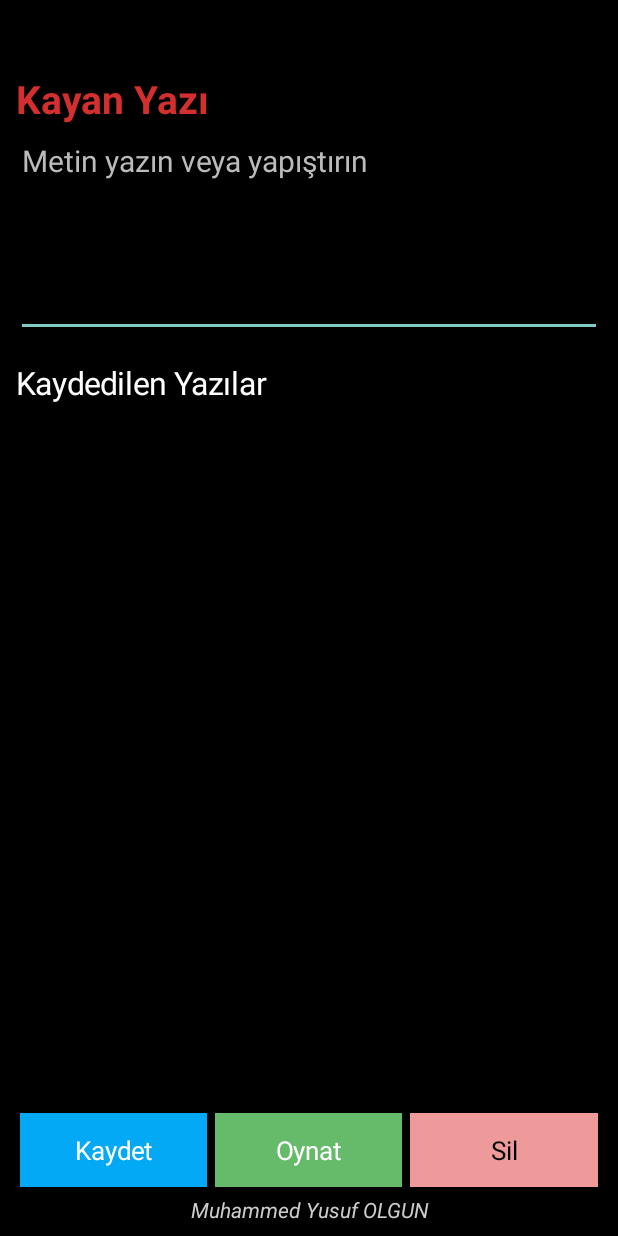
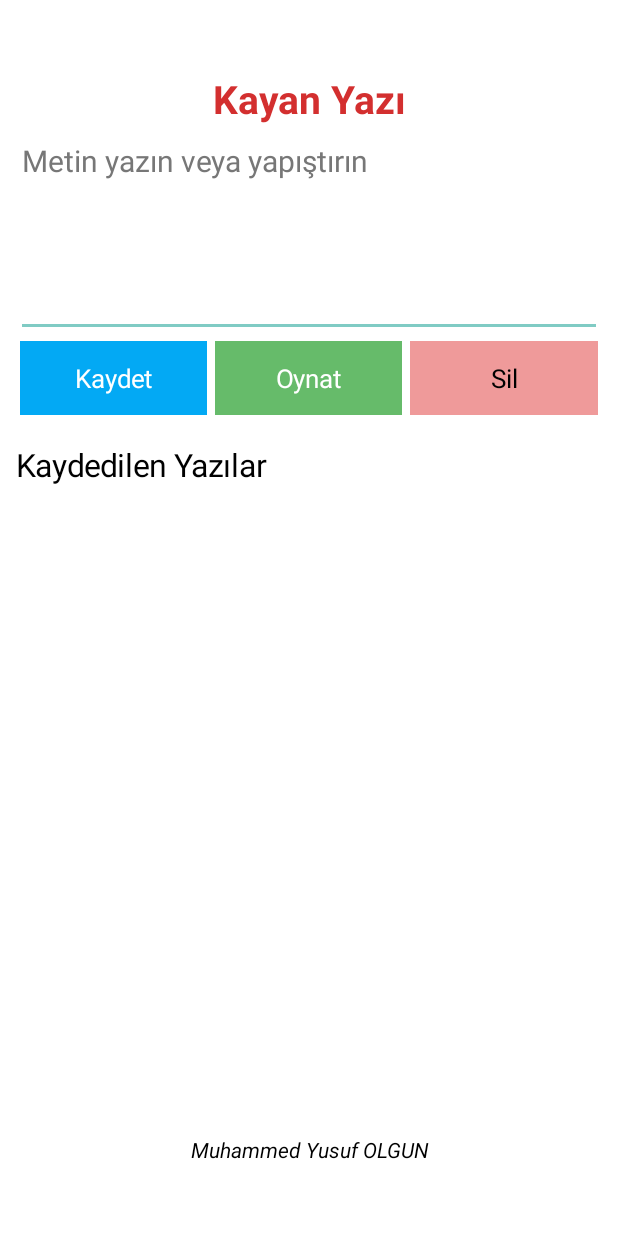
Before and after one commit to muhammedyusufolgun/yazi, an Android app: the screen it shows after launch (MainActivity), on a phone screen of 412 x 824 dp. Run offline under Robolectric (Android 15) with nearby library versions, the phone set to English and light mode, and no system bars.

Commit message:
Use white editor background, centered title, controls under text field and raised footer

```diff
--- a/app/src/main/java/com/olgun/yazi/MainActivity.java
+++ b/app/src/main/java/com/olgun/yazi/MainActivity.java
@@ -13,7 +13,7 @@ import org.json.*;
 import java.util.*;
 
 public class MainActivity extends Activity {
-  final int bg=Color.BLACK, red=Color.rgb(155,20,20);
+  final int bg=Color.WHITE, red=Color.rgb(155,20,20);
   EditText editor; LinearLayout root, items; android.content.SharedPreferences prefs;
   ArrayList<String> saved=new ArrayList<>(); int selected=-1; boolean playing=false;
   @Override public void onCreate(Bundle b){super.onCreate(b);prefs=getSharedPreferences("texts",0);load();showEditor("");}
@@ -29,25 +29,13 @@ public class MainActivity extends Activity {
     page.addView(scroll,new LinearLayout.LayoutParams(-1,0,1));
     root=new LinearLayout(this);root.setOrientation(1);root.setPadding(0,72,0,0);scroll.addView(root);
     TextView heading=new TextView(this);heading.setText("Kayan Yazı");heading.setTextSize(26);
-    heading.setTextColor(0xffd32f2f);heading.setTypeface(null,Typeface.BOLD);root.addView(heading);heading.setOnClickListener(v->{editor.setText("");selected=-1;});
-    editor=new EditText(this);editor.setTextColor(Color.WHITE);editor.setHintTextColor(0xffbbbbbb);
+    heading.setTextColor(0xffd32f2f);heading.setGravity(Gravity.CENTER);heading.setTypeface(null,Typeface.BOLD);root.addView(heading);heading.setOnClickListener(v->{editor.setText("");selected=-1;});
+    editor=new EditText(this);editor.setTextColor(Color.BLACK);editor.setHintTextColor(0xff777777);
     editor.setHint("Metin yazın veya yapıştırın");editor.setTextSize(20);editor.setGravity(Gravity.TOP);
     editor.setMinLines(5);editor.setInputType(android.text.InputType.TYPE_CLASS_TEXT |
       android.text.InputType.TYPE_TEXT_FLAG_MULTI_LINE);
     editor.setText(value);root.addView(editor,new LinearLayout.LayoutParams(-1,-2));
-    TextView title=new TextView(this);title.setText("Kaydedilen Yazılar");title.setTextSize(21);
-    title.setTextColor(Color.WHITE);title.setPadding(0,24,0,12);root.addView(title);
-    items=new LinearLayout(this);items.setOrientation(1);root.addView(items);
-    for(int i=0;i<saved.size();i++){
-      final int idx=i;TextView entry=new TextView(this);
-      entry.setText((i+1)+". "+saved.get(i).replace("\\n"," "));
-      entry.setTextColor(Color.WHITE);entry.setTextSize(17);entry.setPadding(14,16,14,16);
-      entry.setSingleLine(true);entry.setEllipsize(android.text.TextUtils.TruncateAt.END);
-      entry.setBackgroundColor(selected==i?0xff1976d2:0xff444444);
-      LinearLayout.LayoutParams lp=new LinearLayout.LayoutParams(-1,-2);lp.setMargins(0,2,0,2);
-      items.addView(entry,lp);entry.setOnClickListener(v->{selected=idx;showEditor(saved.get(idx));});
-    }
-    LinearLayout controls=new LinearLayout(this);page.addView(controls,new LinearLayout.LayoutParams(-1,-2));
+    LinearLayout controls=new LinearLayout(this);root.addView(controls,new LinearLayout.LayoutParams(-1,-2));
     button("Kaydet",controls,()->{
       String t=editor.getText().toString().trim();if(t.isEmpty()){toast("Metin girin");return;}
       saved.add(t);selected=saved.size()-1;persist();showEditor(t);toast("Kaydedildi");
@@ -60,9 +48,21 @@ public class MainActivity extends Activity {
       if(selected<0||selected>=saved.size()){toast("Listeden yazı seçin");return;}
       confirmDelete(selected);
     });del.setBackgroundColor(0xffef9a9a);del.setTextColor(Color.BLACK);
+    TextView title=new TextView(this);title.setText("Kaydedilen Yazılar");title.setTextSize(21);
+    title.setTextColor(Color.BLACK);title.setPadding(0,24,0,12);root.addView(title);
+    items=new LinearLayout(this);items.setOrientation(1);root.addView(items);
+    for(int i=0;i<saved.size();i++){
+      final int idx=i;TextView entry=new TextView(this);
+      entry.setText((i+1)+". "+saved.get(i).replace("\\n"," "));
+      entry.setTextColor(Color.BLACK);entry.setTextSize(17);entry.setPadding(14,16,14,16);
+      entry.setSingleLine(true);entry.setEllipsize(android.text.TextUtils.TruncateAt.END);
+      entry.setBackgroundColor(selected==i?0xffb3e5fc:0xffeeeeee);
+      LinearLayout.LayoutParams lp=new LinearLayout.LayoutParams(-1,-2);lp.setMargins(0,2,0,2);
+      items.addView(entry,lp);entry.setOnClickListener(v->{selected=idx;showEditor(saved.get(idx));});
+    }
     TextView footer=new TextView(this);footer.setText("Muhammed Yusuf OLGUN");
-    footer.setTextColor(0xffcccccc);footer.setTextSize(14);footer.setGravity(Gravity.CENTER);
-    footer.setTypeface(null,Typeface.ITALIC);footer.setPadding(0,4,0,12);
+    footer.setTextColor(Color.BLACK);footer.setTextSize(14);footer.setGravity(Gravity.CENTER);
+    footer.setTypeface(null,Typeface.ITALIC);footer.setPadding(0,4,0,72);
     page.addView(footer,new LinearLayout.LayoutParams(-1,-2));
   }
   void confirmDelete(int i){new AlertDialog.Builder(this).setTitle("Metni sil").setMessage("Bu kaydı silmek istiyor musunuz?").setNegativeButton("Vazgeç",null).setPositiveButton("Devam", (d,w)->new AlertDialog.Builder(this).setTitle("Son onay").setMessage("Bu kayıt kalıcı olarak silinecek. Onaylıyor musunuz?").setNegativeButton("İptal",null).setPositiveButton("Sil",(d2,w2)->{saved.remove(i);selected=-1;persist();showEditor("");}).show()).show();}
```
